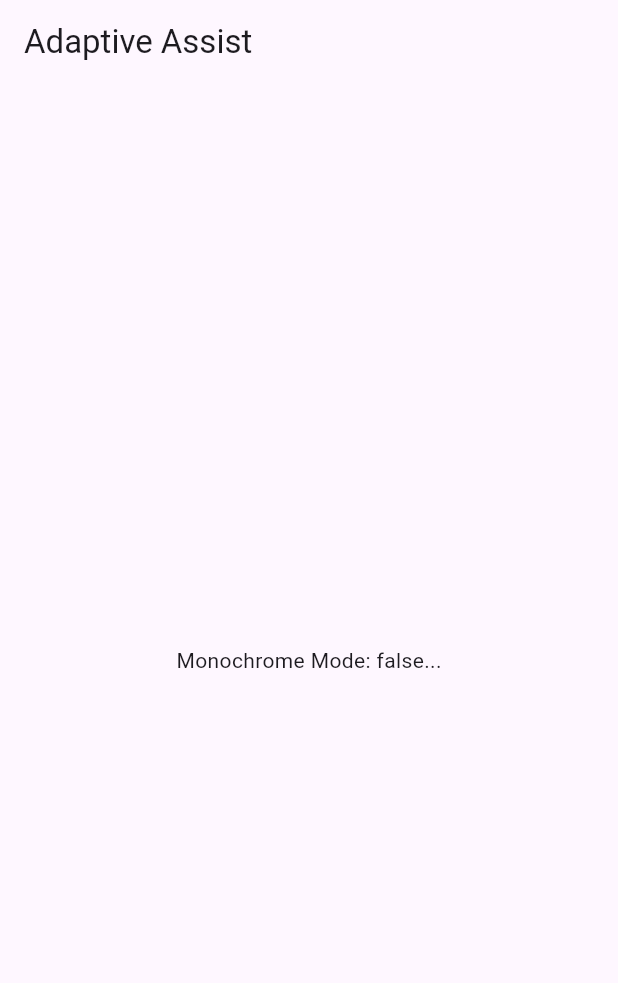
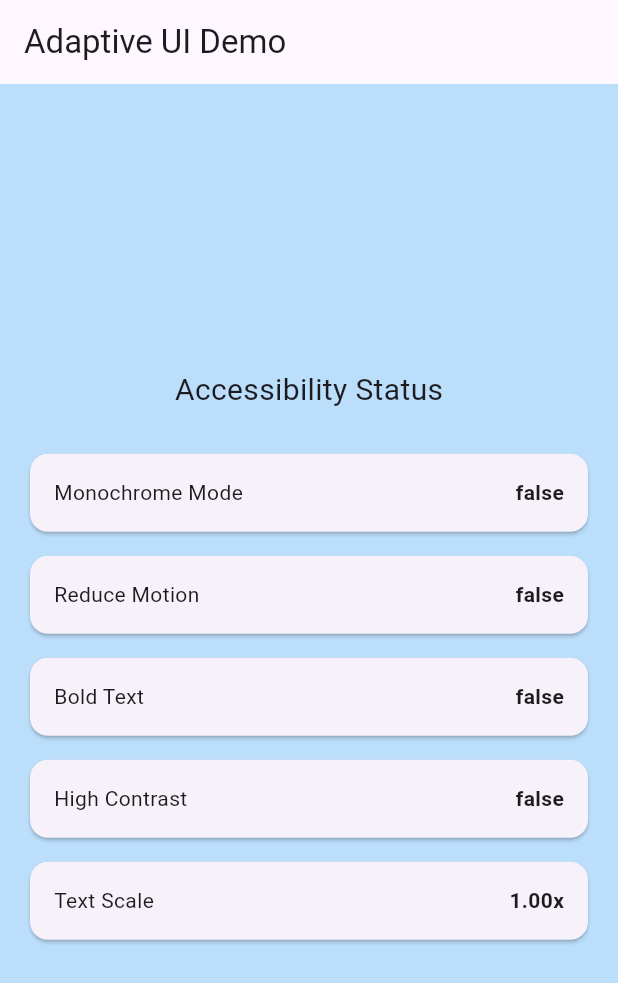
Before and after one commit to joshuacreator/flutter_adaptive_assist, a Flutter app: the screen it shows after launch, on a phone screen of 412 x 824 dp. Shown: the top 983 px of the screen. Run offline on Flutter 3.47's test engine with Material 3 defaults, Android fonts, the phone set to English and light mode, and no system bars; our stand-ins replace plugin_platform_interface.

Commit message:
feat: update adaptive assist demo with configurable UI
- Rename main widget to AdaptiveHomePage for clarity
- Add comprehensive UI showing all accessibility settings
- Implement animated container responding to config changes
- Display status cards for each accessibility feature
- Update pubspec.lock version to 1.0.0

```diff
--- a/example/lib/main.dart
+++ b/example/lib/main.dart
@@ -6,54 +6,103 @@ void main() {
 
   AdaptiveAssist.ensureInitialized();
 
-  runApp(MaterialApp(home: const AdaptiveAssistExample()));
+  runApp(MaterialApp(home: AdaptiveHomePage()));
 }
 
-class AdaptiveAssistExample extends StatefulWidget {
-  const AdaptiveAssistExample({super.key});
+class AdaptiveHomePage extends StatefulWidget {
+  const AdaptiveHomePage({super.key});
 
   @override
-  State<AdaptiveAssistExample> createState() => _AdaptiveAssistExampleState();
+  State<AdaptiveHomePage> createState() => _AdaptiveHomePageState();
 }
 
-class _AdaptiveAssistExampleState extends State<AdaptiveAssistExample> {
-  bool isMonochromeEnabled = true;
+class _AdaptiveHomePageState extends State<AdaptiveHomePage> {
+  AdaptiveConfig _config = AdaptiveConfig();
 
   @override
   void initState() {
     super.initState();
+    _loadConfig();
 
-    WidgetsBinding.instance.addPostFrameCallback((_) async {
-      await getMonochromeModeEnabled();
-
-      await AdaptiveAssist.getConfig().then((config) {
-        print('Config: ${config.toString()}');
-      });
-
-      AdaptiveAssist.monochromeModeEnabledStream.listen((isEnabled) {
-        print('Monochrome mode: $isEnabled');
-      });
+    // Listen to changes
+    AdaptiveAssist.monochromeModeEnabledStream.listen((enabled) {
+      _loadConfig();
     });
   }
 
-  @override
-  void dispose() {
-    AdaptiveAssist.dispose();
-    super.dispose();
-  }
-
-  Future<void> getMonochromeModeEnabled() async {
-    final isEnabled = await AdaptiveAssist.getMonochromeModeEnabled();
+  Future<void> _loadConfig() async {
+    final config = await AdaptiveAssist.getConfig();
     setState(() {
-      isMonochromeEnabled = isEnabled;
+      _config = config;
     });
   }
 
   @override
   Widget build(BuildContext context) {
     return Scaffold(
-      appBar: AppBar(title: const Text('Adaptive Assist')),
-      body: Center(child: Text('Monochrome Mode: $isMonochromeEnabled...')),
+      appBar: AppBar(title: Text('Adaptive UI Demo')),
+      body: AnimatedContainer(
+        duration: _config.reduceMotionEnabled
+            ? Duration.zero
+            : Duration(milliseconds: 300),
+        color: _config.monochromeModeEnabled
+            ? Colors.grey[300]
+            : Colors.blue[100],
+        child: Center(
+          child: Column(
+            mainAxisAlignment: MainAxisAlignment.center,
+            children: [
+              Text(
+                'Accessibility Status',
+                style: TextStyle(
+                  fontSize: 20 * _config.textScaleFactor,
+                  fontWeight: _config.boldTextEnabled
+                      ? FontWeight.bold
+                      : FontWeight.normal,
+                ),
+              ),
+              SizedBox(height: 20),
+              _buildStatusCard(
+                'Monochrome Mode',
+                _config.monochromeModeEnabled,
+              ),
+              _buildStatusCard('Reduce Motion', _config.reduceMotionEnabled),
+              _buildStatusCard('Bold Text', _config.boldTextEnabled),
+              _buildStatusCard('High Contrast', _config.highContrastEnabled),
+              _buildStatusCard(
+                'Text Scale',
+                '${_config.textScaleFactor.toStringAsFixed(2)}x',
+              ),
+            ],
+          ),
+        ),
+      ),
     );
   }
+
+  Widget _buildStatusCard(String label, dynamic value) {
+    return Card(
+      margin: EdgeInsets.symmetric(horizontal: 20, vertical: 8),
+      child: Padding(
+        padding: EdgeInsets.all(16),
+        child: Row(
+          mainAxisAlignment: MainAxisAlignment.spaceBetween,
+          children: [
+            Text(label),
+            Text(
+              value.toString(),
+              style: TextStyle(fontWeight: FontWeight.bold),
+            ),
+          ],
+        ),
+      ),
+    );
+  }
+
+  @override
+  void dispose() {
+    // Optional: dispose if you want to clean up
+    // AdaptiveAssist.dispose();
+    super.dispose();
+  }
 }
```
Also changed, not shown: example/pubspec.lock.
